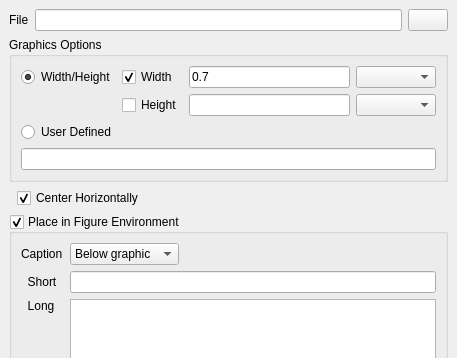
Above: src/insertgraphics.ui from texstudio-org/texstudio before the change; both pictures show x 0 to 457 and y 0 to 358 of the 457 by 574 pixel window. Below: the same form after it.
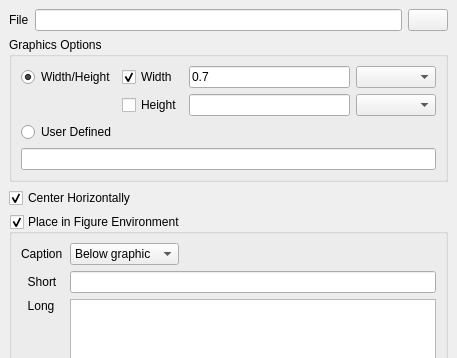
That is the form after the change. Icons and pictures are not drawn.

Commit message:
fix alignement of option in insert graphic wizard (#2609)
Option Center Horizontally

The edit to the form file:
```diff
--- a/src/insertgraphics.ui
+++ b/src/insertgraphics.ui
@@ -189,22 +189,6 @@
    </item>
    <item>
     <layout class="QHBoxLayout" name="horizontalLayout_2">
-     <item>
-      <spacer name="horizontalSpacer_2">
-       <property name="orientation">
-        <enum>Qt::Horizontal</enum>
-       </property>
-       <property name="sizeType">
-        <enum>QSizePolicy::Fixed</enum>
-       </property>
-       <property name="sizeHint" stdset="0">
-        <size>
-         <width>8</width>
-         <height>20</height>
-        </size>
-       </property>
-      </spacer>
-     </item>
      <item>
       <widget class="QCheckBox" name="cbCentering">
        <property name="text">
```
